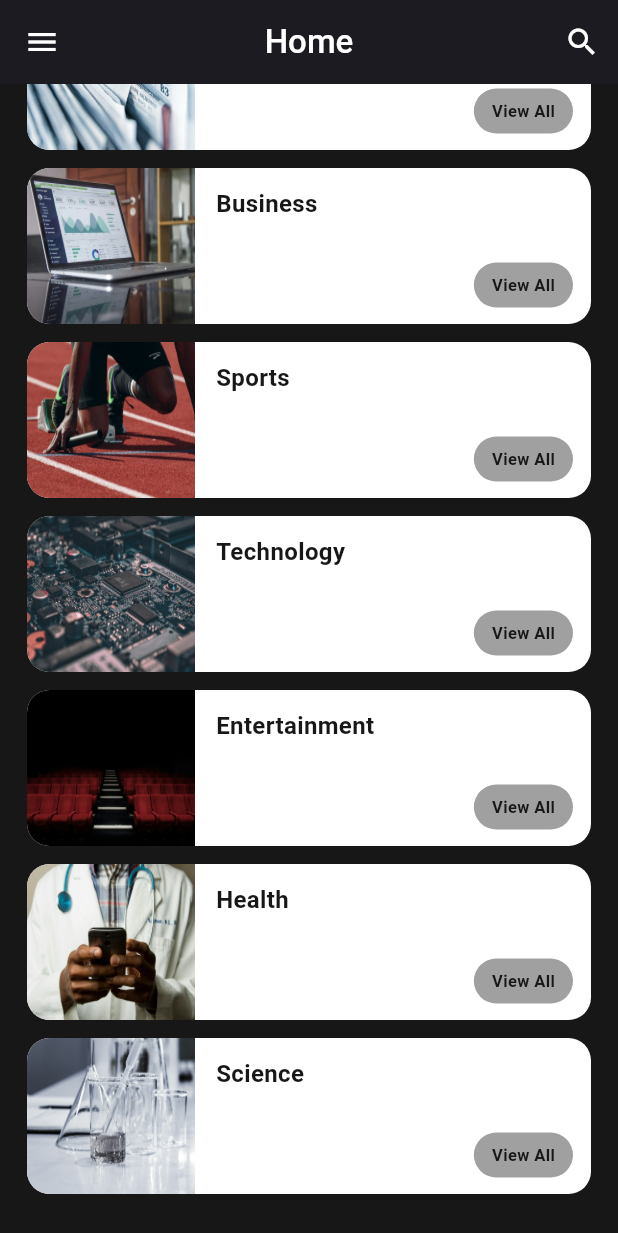
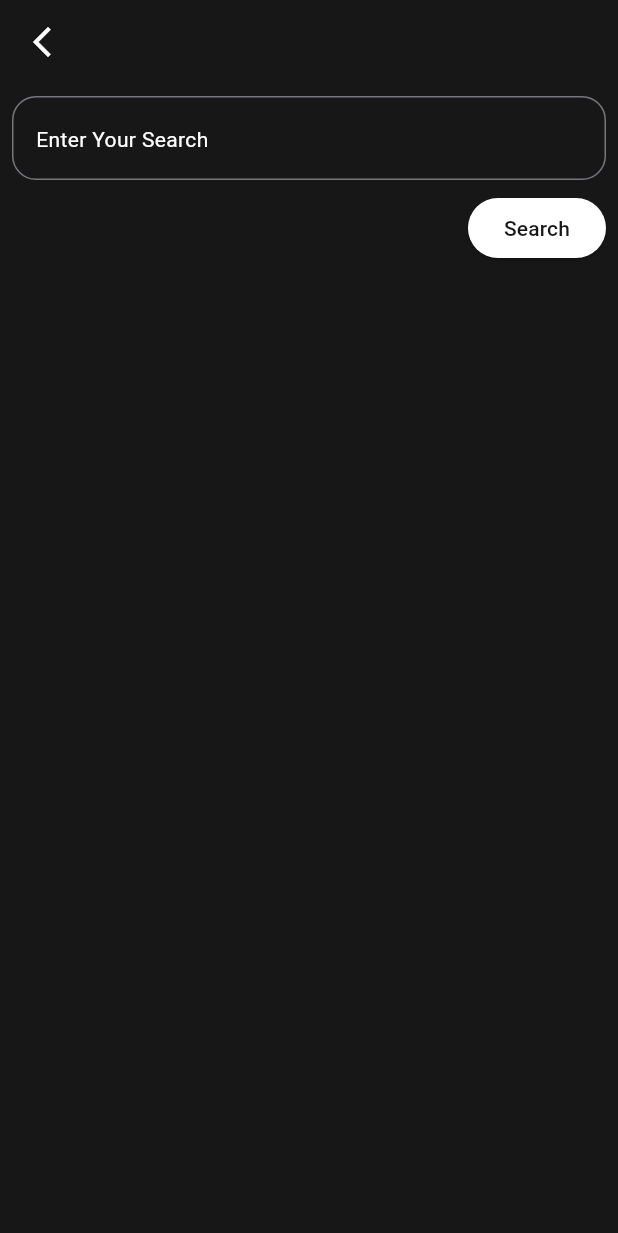
Before and after one commit to Badr1113/News-App, a Flutter app: the screen it shows after launch, scrolled down 161 dp, after a tap on the "search" icon, on a phone screen of 412 x 824 dp. Shown: the top 1233 px of the screen. Run offline on Flutter 3.47's test engine with Material 3 defaults, Android fonts, the phone set to English and light mode, and no system bars; our stand-ins replace cached_network_image, dartz.

Commit message:
Implement search functionality and update article loading logic in ArticlesViewModel and ApiServices

```diff
--- a/lib/core/api_services/api_services.dart
+++ b/lib/core/api_services/api_services.dart
@@ -51,14 +51,16 @@ class ApiServices {
     }
   }
 
-  static Future<Either<List<Article>, String>> getArticles(
-    Source source,
-  ) async {
+  static Future<Either<List<Article>, String>> getArticles({
+    Source? source,
+    String q = "",
+  }) async {
     final Map<String, String> queryParameters = {
       "apiKey": _APIKEY,
-      "sources": source.id ?? "",
+      "sources": source?.id ?? "",
       "language": _language,
       "sortBy": "popularity",
+      "q": q,
     };
     Uri url = Uri.https(_baseUrl, _articlesEndPoint, queryParameters);
     try {
--- a/lib/core/sources/routes_manager.dart
+++ b/lib/core/sources/routes_manager.dart
@@ -1,10 +1,13 @@
 import 'package:flutter/material.dart';
 import 'package:news_app/features/home/view/home_page.dart';
+import 'package:news_app/features/home/view/widgets/search_page.dart';
 
 class RoutesManager {
   static const String homePage = "/homePage";
+  static const String searchPage = "/searchPage";
 
   static Map<String, Widget Function(BuildContext)> routes = {
     homePage: (context) => HomePage(),
+    searchPage: (context) => SearchPage(),
   };
 }
--- a/lib/features/home/view/home_page.dart
+++ b/lib/features/home/view/home_page.dart
@@ -1,7 +1,9 @@
 import 'package:flutter/material.dart';
 import 'package:news_app/core/provider/home_provider.dart';
 import 'package:news_app/core/sources/colors_manager.dart';
+import 'package:news_app/core/sources/routes_manager.dart';
 import 'package:news_app/features/home/view/widgets/home_drawer.dart';
+import 'package:news_app/features/home/view/widgets/sources_view/sources_view.dart';
 import 'package:provider/provider.dart';
 
 class HomePage extends StatefulWidget {
@@ -39,7 +41,14 @@ class _HomePageState extends State<HomePage> {
       ),
       foregroundColor: ColorsManager.white,
       centerTitle: true,
-      actions: [IconButton(onPressed: () {}, icon: Icon(Icons.search))],
+      actions: [
+        IconButton(
+          onPressed: () {
+            Navigator.pushNamed(context, RoutesManager.searchPage);
+          },
+          icon: Icon(Icons.search),
+        ),
+      ],
     );
   }
 }
--- /dev/null
+++ b/lib/features/home/view/widgets/search_page.dart
@@ -0,0 +1,145 @@
+import 'package:flutter/material.dart';
+import 'package:news_app/core/models/source_response/source.dart';
+import 'package:news_app/core/sources/colors_manager.dart';
+import 'package:news_app/features/home/view/widgets/articles_item.dart';
+import 'package:news_app/features/home/view_model/articles_view_model.dart';
+import 'package:provider/provider.dart';
+
+class SearchPage extends StatefulWidget {
+  SearchPage({super.key});
+
+  @override
+  State<SearchPage> createState() => _SearchPageState();
+}
+
+class _SearchPageState extends State<SearchPage> {
+  late ArticlesViewModel articlesViewModel;
+  late TextEditingController _searchBarController;
+
+  @override
+  void initState() {
+    super.initState();
+    articlesViewModel = ArticlesViewModel();
+    _searchBarController = TextEditingController();
+  }
+
+  @override
+  void dispose() {
+    _searchBarController.dispose();
+    articlesViewModel.dispose();
+    super.dispose();
+  }
+
+  @override
+  Widget build(BuildContext context) {
+    return Scaffold(
+      appBar: AppBar(
+        backgroundColor: ColorsManager.black,
+        leading: IconButton(
+          icon: Icon(Icons.arrow_back_ios_new_outlined),
+          color: ColorsManager.white,
+          onPressed: () {
+            Navigator.pop(context);
+          },
+        ),
+      ),
+      backgroundColor: ColorsManager.black,
+      body: MultiProvider(
+        providers: [ChangeNotifierProvider.value(value: articlesViewModel)],
+        child: SafeArea(
+          child: Padding(
+            padding: const EdgeInsets.all(8.0),
+            child: Column(
+              children: [
+                Column(
+                  crossAxisAlignment: CrossAxisAlignment.end,
+                  children: [
+                    TextFormField(
+                      style: TextStyle(color: Colors.white),
+                      controller: _searchBarController,
+                      validator: (value) {
+                        if (value == null) {
+                          return "This Field is Required";
+                        }
+                        if (value.trim().isEmpty) {
+                          return "This Field is Required";
+                        }
+                        return null;
+                      },
+                      cursorColor: ColorsManager.white,
+                      decoration: InputDecoration(
+                        border: OutlineInputBorder(
+                          borderRadius: BorderRadius.circular(16),
+                          borderSide: BorderSide(color: ColorsManager.white),
+                        ),
+                        focusedBorder: OutlineInputBorder(
+                          borderSide: BorderSide(color: ColorsManager.white),
+                          borderRadius: BorderRadius.circular(16),
+                        ),
+                        hint: Text(
+                          "Enter Your Search",
+                          style: TextStyle(color: Colors.white),
+                        ),
+                        labelStyle: TextStyle(color: Colors.white),
+                      ),
+                    ),
+                    SizedBox(height: 8),
+                    ElevatedButton(
+                      onPressed: () {
+                        debugPrint("=======================\nhere");
+                        articlesViewModel.loadArticles(
+                          searchWord: _searchBarController.text,
+                        );
+                      },
+                      style: ElevatedButton.styleFrom(
+                        backgroundColor: ColorsManager.white,
+                      ),
+                      child: Text(
+                        "Search",
+                        style: TextStyle(color: ColorsManager.black),
+                      ),
+                    ),
+                  ],
+                ),
+                Consumer<ArticlesViewModel>(
+                  builder: (context, viewModel, _) {
+                    ArticleState state = viewModel.state;
+                    switch (state) {
+                      case ArticleLoadingState():
+                        return LinearProgressIndicator();
+                      case ArticleErrorState():
+                        return Text(
+                          state.message ?? "",
+                          style: TextStyle(color: ColorsManager.white),
+                        );
+                      case ArticleSuccessState():
+                        return Expanded(
+                          child: Padding(
+                            padding: const EdgeInsets.only(
+                              top: 16,
+                              right: 16,
+                              left: 16,
+                            ),
+                            child: ListView.builder(
+                              itemBuilder: (context, index) {
+                                return ArticleItem(
+                                  article: state.articles[index],
+                                );
+                              },
+                              itemCount: state.articles.length,
+                            ),
+                          ),
+                        );
+                      case ArticleInitialState():
+                        return Container();
+                    }
+                  },
+                ),
+              ],
+            ),
+          ),
+        ),
+      ),
+    );
+  }
+}
--- a/lib/features/home/view/widgets/sources_view/sources_view.dart
+++ b/lib/features/home/view/widgets/sources_view/sources_view.dart
@@ -22,7 +22,7 @@ class _SourcesViewState extends State<SourcesView> {
     if (sourcesViewModel.state is SourcesSuccessState) {
       {
         articlesViewModel.loadArticles(
-          (sourcesViewModel.state as SourcesSuccessState).sources[0],
+          source: (sourcesViewModel.state as SourcesSuccessState).sources[0],
         );
       }
     }
@@ -62,7 +62,9 @@ class _SourcesViewState extends State<SourcesView> {
                     length: state.sources.length,
                     child: TabBar(
                       onTap: (tabIndex) {
-                        articlesViewModel.loadArticles(state.sources[tabIndex]);
+                        articlesViewModel.loadArticles(
+                          source: state.sources[tabIndex],
+                        );
                       },
                       labelStyle: TextStyle(color: ColorsManager.white),
                       indicatorColor: ColorsManager.white,
--- a/lib/features/home/view_model/articles_view_model.dart
+++ b/lib/features/home/view_model/articles_view_model.dart
@@ -9,11 +9,11 @@ class ArticlesViewModel extends ChangeNotifier {
 
   ArticleState state = ArticleInitialState();
 
-  void loadArticles(Source source) async {
+  void loadArticles({Source? source, String searchWord = ""}) async {
     state = ArticleLoadingState();
     notifyListeners();
     Either<List<Article>, String> articlesResponse =
-        await ApiServices.getArticles(source);
+        await ApiServices.getArticles(source: source, q: searchWord);
     articlesResponse.fold(
       (articles) {
         state = ArticleSuccessState(articles: articles);
```
